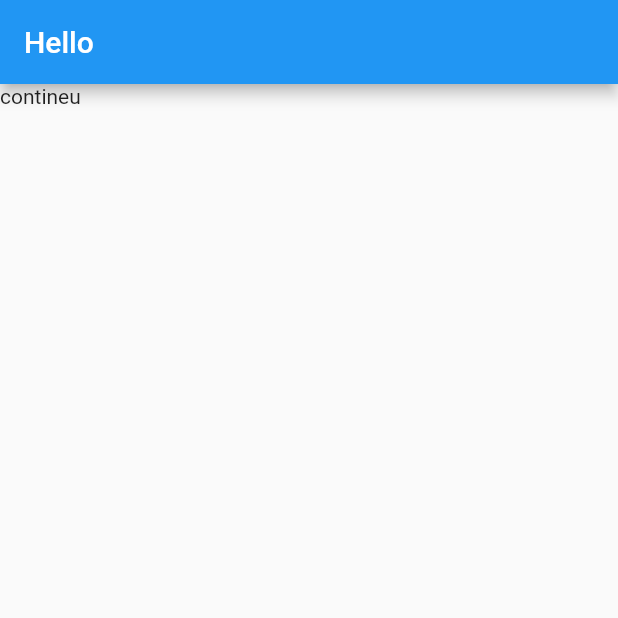
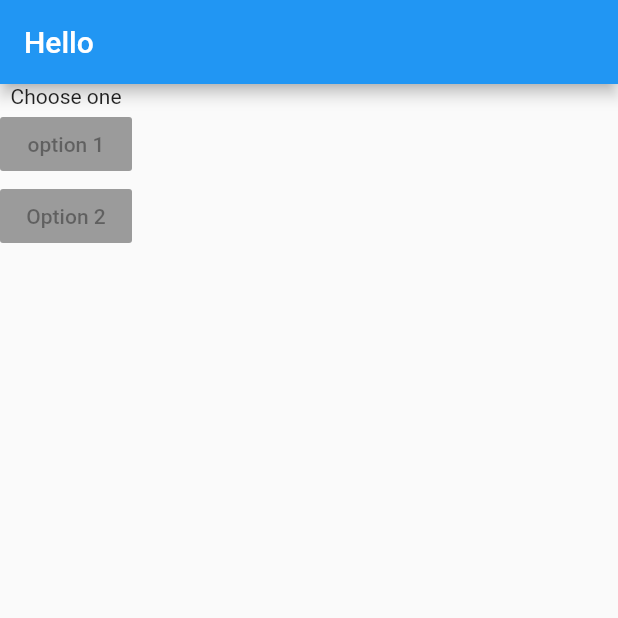
Before and after one commit to kumol/QuizAppFlutter, a Flutter app: the screen it shows after launch, on a phone screen of 412 x 824 dp, the top half of it. Run offline on Flutter 3.47's test engine with Material 2 defaults, Android fonts, the phone set to English and light mode, and no system bars.

Commit message:
Button column

```diff
--- a/lib/main.dart
+++ b/lib/main.dart
@@ -11,7 +11,19 @@ class MyApp extends StatelessWidget {
         appBar: AppBar(
           title: Text("Hello"),
         ),
-        body: Text("contineu"),
+        body: Column(
+          children: [
+            Text("Choose one"),
+            RaisedButton(
+              child: Text("option 1"),
+              onPressed: null,
+            ),
+            RaisedButton(
+              child: Text("Option 2"),
+              onPressed: null,
+            )
+          ],
+        ),
       ),
     );
   }
```
